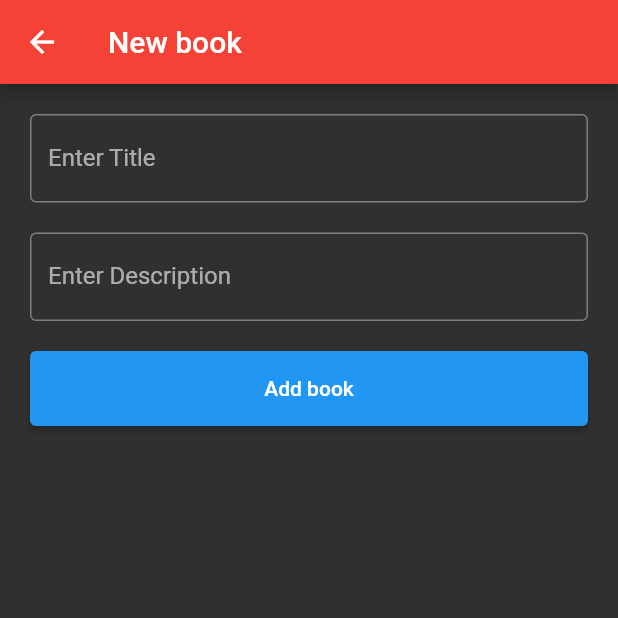
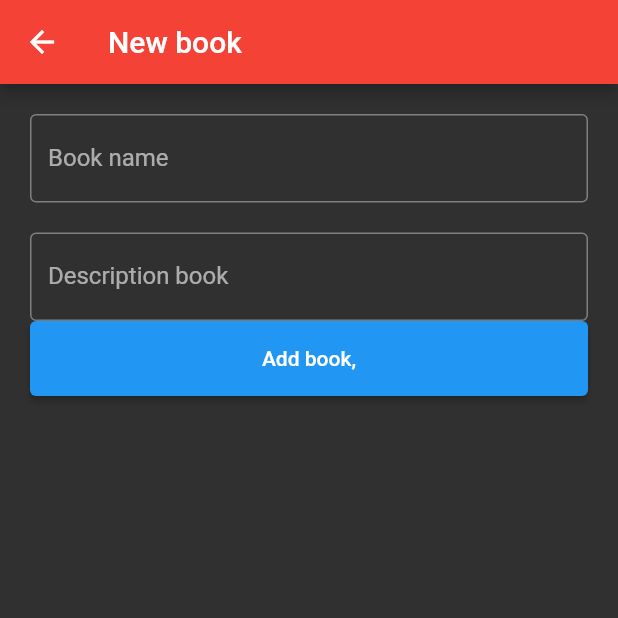
Before and after one commit to Kokeus/lib_firebase, a Flutter app: the screen it shows once a user with an empty profile is signed in, after a tap on the "add" icon, on a phone screen of 412 x 824 dp, the top half of it. Run offline on Flutter 3.47's test engine with Material 2 defaults, Android fonts, the phone set to English and light mode, and no system bars; our stand-ins replace cloud_firestore, firebase_auth, firebase_core; accounts and stored records are empty.

Commit message:
Добавлен скрин добавления книги где есть описание и название книги

```diff
--- a/lib/screens/add_book.dart
+++ b/lib/screens/add_book.dart
@@ -19,24 +19,26 @@ class _AddBookState extends State<AddBook> {
             Container(
               child: TextField(
                 decoration: InputDecoration(
-                    labelText: 'Enter Title', border: OutlineInputBorder()),
+                    labelText: 'Book name',
+                    border: OutlineInputBorder()),
               ),
             ),
             SizedBox(height: 20),
             Container(
               child: TextField(
                 decoration: InputDecoration(
-                    labelText: 'Enter Description', border: OutlineInputBorder()),
+                    labelText: 'Description book',
+                    border: OutlineInputBorder()),
               ),
             ),
-            SizedBox(height: 20),
             Container(
               width: double.infinity,
-                height: 50,
-                child: ElevatedButton(
-                  child: Text('Add book'),
-                  onPressed: (){},
-                ))
+              height: 50,
+              child: ElevatedButton(
+                child: Text('Add book,'),
+                onPressed: () {},
+              ),
+              ),
           ],
         ),
       ),
--- a/lib/screens/home.dart
+++ b/lib/screens/home.dart
@@ -18,7 +18,7 @@ class _HomeState extends State<Home> {
     body: Container(
       height: MediaQuery.of(context).size.height,
       width: MediaQuery.of(context).size.width,
-      color: Colors.red,
+      color: Colors.blue,
     ),
       floatingActionButton: FloatingActionButton(
         child: Icon(Icons.add, color: Colors.white),
```
Also changed, not shown: lib/auth/authform.dart (+15 -0 lines).
